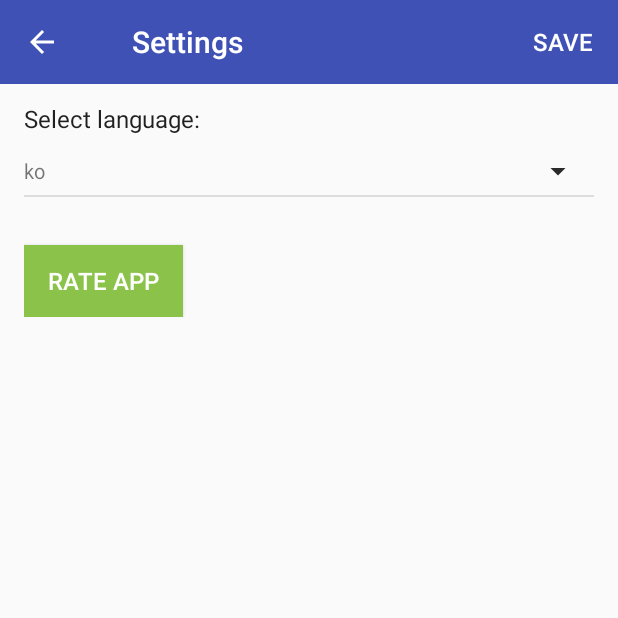
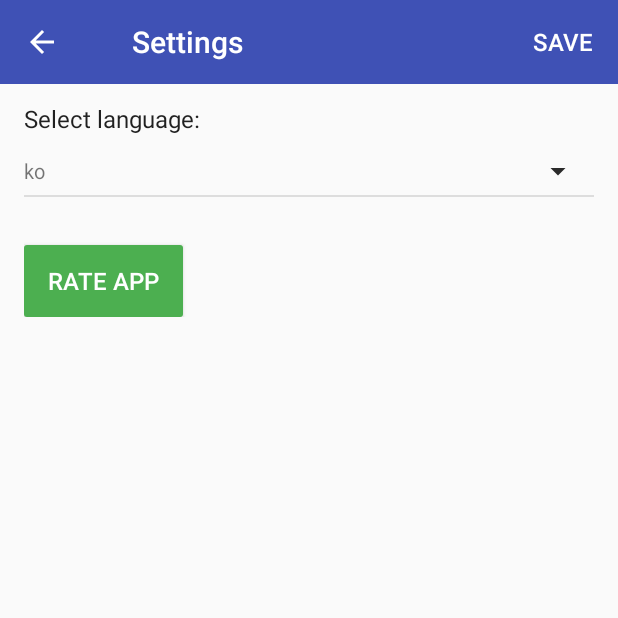
Before and after one commit to akademiya/Exercise, an Android app: the SettingsActivity screen opened directly, with no data from a screen before it, on a phone screen of 412 x 824 dp, the top half of it. Run offline under Robolectric (Android 15) with nearby library versions, the phone set to English and light mode, and no system bars; 3 statements that could not run were skipped.

Commit message:
button ripple

```diff
--- /dev/null
+++ b/app/src/main/res/drawable-v21/button_background_green.xml
@@ -0,0 +1,12 @@
+<?xml version="1.0" encoding="utf-8"?>
+<ripple xmlns:android="http://schemas.android.com/apk/res/android"
+    android:color="@color/superLightGreen">
+    <item android:id="@android:id/mask">
+        <shape android:shape="rectangle">
+            <solid android:color="#fff" />
+        </shape>
+    </item>
+    <item
+        android:id="@android:id/background"
+        android:drawable="@drawable/button_green_default"/>
+</ripple>
--- /dev/null
+++ b/app/src/main/res/drawable/button_background_green.xml
@@ -0,0 +1,5 @@
+<?xml version="1.0" encoding="utf-8"?>
+<selector xmlns:android="http://schemas.android.com/apk/res/android">
+    <item android:drawable="@drawable/button_green_pressed" android:state_pressed="true" />
+    <item android:drawable="@drawable/button_green_default" />
+</selector>
--- /dev/null
+++ b/app/src/main/res/drawable/button_green_default.xml
@@ -0,0 +1,5 @@
+<?xml version="1.0" encoding="utf-8"?>
+<shape xmlns:android="http://schemas.android.com/apk/res/android">
+    <solid android:color="@color/green"/>
+    <corners android:radius="2dp"/>
+</shape>
--- /dev/null
+++ b/app/src/main/res/drawable/button_green_pressed.xml
@@ -0,0 +1,6 @@
+<?xml version="1.0" encoding="utf-8"?>
+<selector xmlns:android="http://schemas.android.com/apk/res/android"
+    xmlns:tools="http://schemas.android.com/tools">
+    <solid android:color="@color/superLightGreen" tools:ignore="StateListReachable" />
+    <corners android:radius="2dp" />
+</selector>
--- a/app/src/main/res/values/colors.xml
+++ b/app/src/main/res/values/colors.xml
@@ -11,6 +11,7 @@
     <color name="background_no_internet">#ddffed22</color>
 
     // MATERIAL
+    <color name="superLightGreen">#a8d1aa</color> <!-- A500 Dark -->
     <color name="lightGreen">#8BC34A</color> <!--  A500 -->
     <color name="green">#4CAF50</color> <!-- A500 Dark -->
     <color name="deepOrange">#FF5722</color> <!--  500 Accent -->
--- a/app/src/main/res/values/styles.xml
+++ b/app/src/main/res/values/styles.xml
@@ -51,7 +51,7 @@
         <item name="android:textAllCaps">true</item>
         <item name="android:fontFamily" tools:ignore="NewApi">sans-serif-medium</item>
         <item name="android:paddingStart">16dp</item>
-        <item name="android:background">@color/lightGreen</item>
+        <item name="android:background">@drawable/button_background_green</item>
         <item name="android:paddingEnd">16dp</item>
         <item name="android:textSize">@dimen/text_size</item>
     </style>
```
